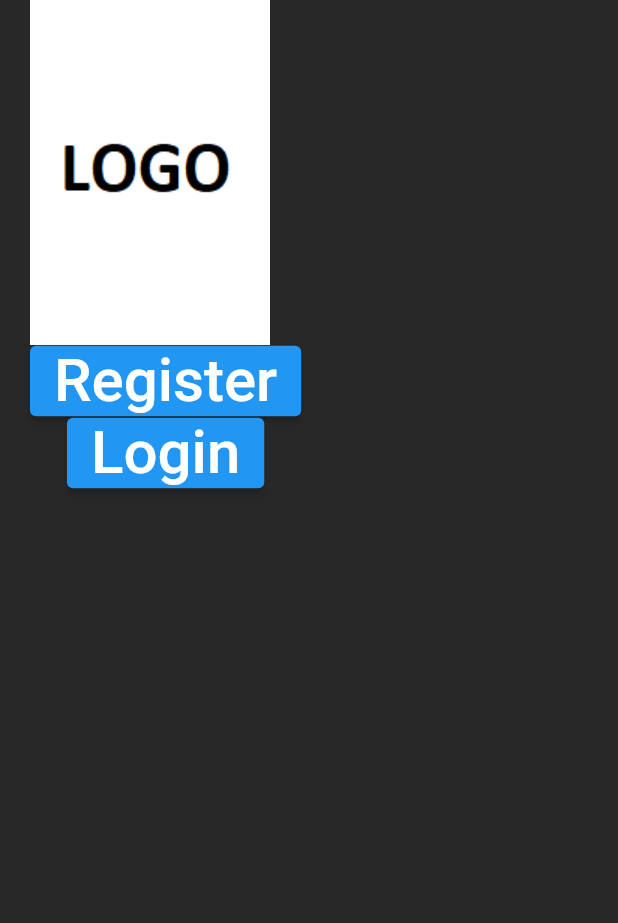
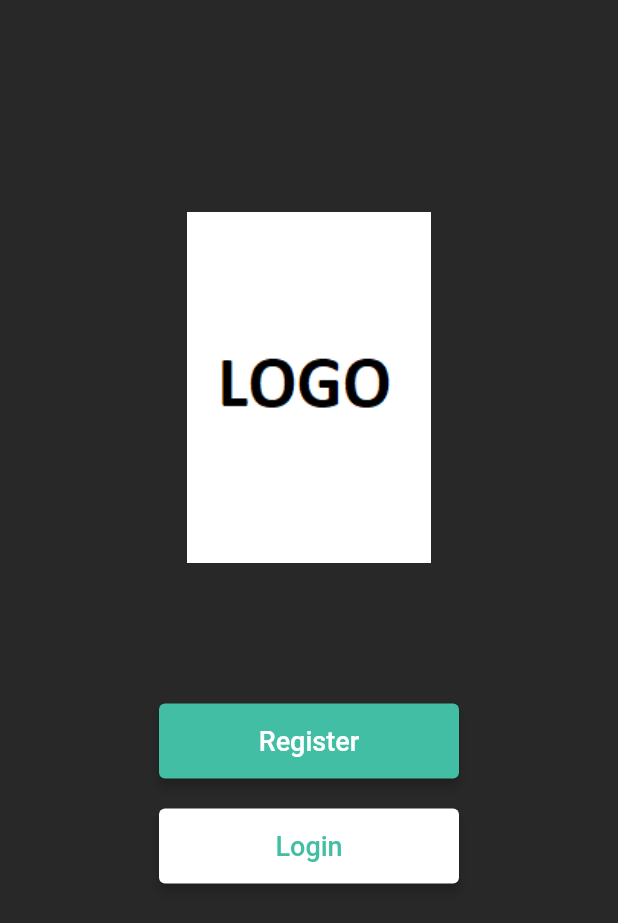
Before and after one commit to saini128/CCShack, a Flutter app: the screen it shows after launch, on a phone screen of 412 x 824 dp. Shown: the top 923 px of the screen. Run offline on Flutter 3.47's test engine with Material 2 defaults, Android fonts, the phone set to English and light mode, and no system bars.

```diff
--- a/lib/screens/home.dart
+++ b/lib/screens/home.dart
@@ -17,53 +17,101 @@ class _HomeState extends State<Home> {
       body: Stack(
         children: [
           Container(
-          padding: EdgeInsets.symmetric(
-          horizontal: 20,
-          ),
+            padding: EdgeInsetsDirectional.fromSTEB(0, 70, 0, 0),
           child: Column(
           children: [
-            Row(
-              //Image.asset(assets/logo.png,fit: BoxFit.cover,),
+            Expanded(
+              child: Row(
+                mainAxisSize: MainAxisSize.max,
+                mainAxisAlignment: MainAxisAlignment.center,
+                crossAxisAlignment: CrossAxisAlignment.center,
                 children: [
-                Container(
-                  child: Image.asset('assets/logo.png',
-                    fit: BoxFit.cover,),
-                )
+                  Image.asset(
+                    'assets/logo.png',
+                    width: 164,
+                    height: 234,
+                    fit: BoxFit.fitHeight,
+                  ),
                 ],
               ),
-            Row(
+            ),
+            Expanded(
+              child: Row(
+                mainAxisSize: MainAxisSize.max,
+                mainAxisAlignment: MainAxisAlignment.center,
+                crossAxisAlignment: CrossAxisAlignment.center,
                 children: [
-                Column(
+                  Expanded(
+                    child: Padding(
+                      padding: EdgeInsetsDirectional.fromSTEB(0, 20, 0, 0),
+                      child: Column(
+                        mainAxisSize: MainAxisSize.max,
                         children: [
-                    ElevatedButton(
-                        onPressed: (){
+                          Padding(
+                            padding: EdgeInsetsDirectional.fromSTEB(0, 2, 0, 20),
+                            child: ElevatedButton(
+                              onPressed: ()  {
                                 Navigator.push(
                                   context,
                                   MaterialPageRoute(builder: (context) =>  Register()),);
+
                               },
-                        child: Text(
-                          'Register',
-                          style: TextStyle(
-                            fontSize: 40,
+                              child:  Text('Register', style: TextStyle(
+                                fontSize: 18,
+                              ),),
+                              style: ElevatedButton.styleFrom(
+                                backgroundColor: Color.fromRGBO(66, 190, 165, 1),
+                                // width: 200,
+                                // height: 50,
+                                minimumSize: Size(200, 50),
+                                padding: EdgeInsetsDirectional.fromSTEB(0, 0, 0, 0),
+                               // iconPadding: EdgeInsetsDirectional.fromSTEB(0, 0, 0, 0),
+                                //color: FlutterFlowTheme.of(context).primary,
+
+                                elevation: 3,
+                                // borderSide: BorderSide(
+                                //   color: Colors.transparent,
+                                //   width: 1,
+                                // ),
+                                // borderRadius: BorderRadius.circular(8),
                               ),
                             ),
                           ),
                           ElevatedButton(
-                      onPressed: (){
+                            onPressed: ()  {
                               Navigator.push(
                                 context,
                                 MaterialPageRoute(builder: (context) =>  Login()),);
+
                             },
-                      child: Text(
-                        'Login',
-                        style: TextStyle(
-                          fontSize: 40,
+                            child:  Text('Login', style: TextStyle(
+                              color: Color.fromRGBO(66, 190, 165, 1),
+                              fontSize: 18,
+                            ),),
+                            style: ElevatedButton.styleFrom(
+                              backgroundColor: Colors.white,
+                              // width: 200,
+                              // height: 50,
+                              minimumSize: Size(200, 50),
+
+                              padding: EdgeInsetsDirectional.fromSTEB(0, 0, 0, 0),
+                              //iconPadding: EdgeInsetsDirectional.fromSTEB(0, 0, 0, 0),
+                              //color: Colors.white,
+
+                              elevation: 3,
+                              // borderSide: BorderSide(
+                              //   color: Colors.transparent,
+                              //   width: 1,
+                              // ),
+                              // borderRadius: BorderRadius.circular(8),
                             ),
                           ),
-                    )
                         ],
-                )
+                      ),
+                    ),
+                  ),
                 ],
+              ),
             ),
           ],
           ),
```
Lines whose indentation alone changed are shown as unchanged.
